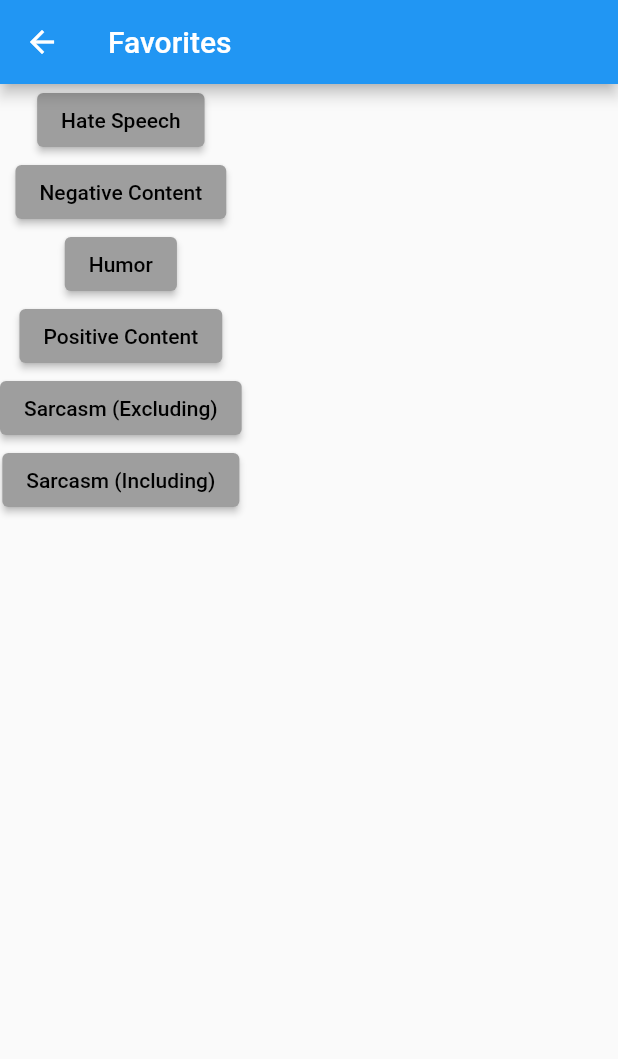
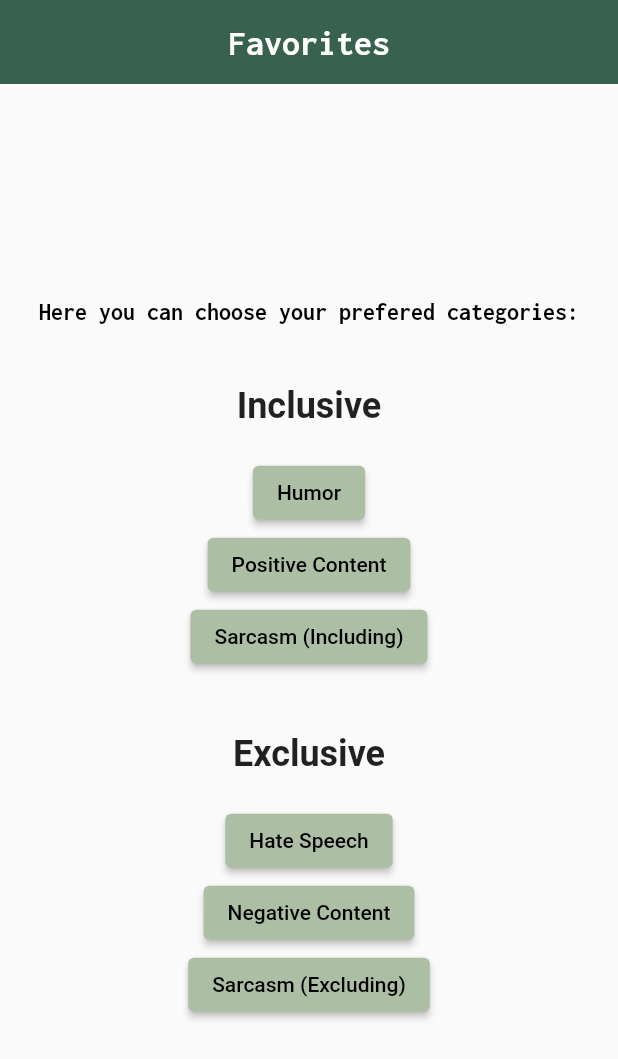
Before and after one commit to maria-raluca-st/filter101, a Flutter app: the FavoritesScreen screen opened directly, on a phone screen of 412 x 824 dp. Shown: the top 1059 px of the screen. Run offline on Flutter 3.47's test engine with Material 2 defaults, Android fonts, the phone set to English and light mode, and no system bars; our stand-ins replace bloc, firebase_auth, firebase_core, flutter_bloc, flutter_secure_storage, flutter_svg and 3 more; missing offline and left inert: tflite_flutter_helper_plus; accounts and stored records are empty; project files that could hold a hidden picture were left out.

Commit message:
added semi working favorites list for categories

```diff
--- a/lib/features/favorites/favorites_screen.dart
+++ b/lib/features/favorites/favorites_screen.dart
@@ -1,3 +1,5 @@
+import 'package:filter101/constants/colour.dart';
+import 'package:filter101/constants/text_style.dart';
 import 'package:filter101/network/secure_storage.dart';
 import 'package:flutter/material.dart';
 import 'package:flutter_secure_storage/flutter_secure_storage.dart';
@@ -22,15 +24,72 @@ class _FavoritesScreenState extends State<FavoritesScreen> {
   Widget build(BuildContext context) {
     return Scaffold(
       appBar: AppBar(
-        title: Text('Favorites'),
+        leading: SizedBox(),
+        title: Text(
+          'Favorites',
+          style: TextStyles.heading(
+            color: Colour.white,
+            fontSize: 24.0,
+            fontWeight: FontWeight.bold,
+          ),
+        ),
+        backgroundColor: Colour.hunterGreen,
+        centerTitle: true,
+        elevation: 0,
       ),
-      body: Column(
-        children: categoryLabels.keys.map((String key) {
-          return FavoriteButton(
-            label: categoryLabels[key]!,
-            storageKey: key,
-          );
-        }).toList(),
+      body: Center(
+        child: Column(
+          mainAxisAlignment: MainAxisAlignment.center,
+          children: [
+            Text(
+              'Here you can choose your prefered categories:',
+              style: TextStyles.heading(fontSize: 16),
+            ),
+            SizedBox(
+              height: 40,
+            ),
+            Text(
+              'Inclusive',
+              style: TextStyle(fontSize: 24, fontWeight: FontWeight.bold),
+            ),
+            SizedBox(height: 20),
+            Column(
+              children: categoryLabels.keys
+                  .where((key) =>
+                      key != 'hateSpeech' &&
+                      key != 'negativeContent' &&
+                      key != 'sarcasmExcluding')
+                  .map((String key) {
+                return FavoriteButton(
+                  label: categoryLabels[key]!,
+                  storageKey: key,
+                );
+              }).toList(),
+            ),
+            SizedBox(height: 40),
+            Text(
+              'Exclusive',
+              style: TextStyle(fontSize: 24, fontWeight: FontWeight.bold),
+            ),
+            SizedBox(height: 20),
+            Column(
+              children: [
+                FavoriteButton(
+                  label: categoryLabels['hateSpeech']!,
+                  storageKey: 'hateSpeech',
+                ),
+                FavoriteButton(
+                  label: categoryLabels['negativeContent']!,
+                  storageKey: 'negativeContent',
+                ),
+                FavoriteButton(
+                  label: categoryLabels['sarcasmExcluding']!,
+                  storageKey: 'sarcasmExcluding',
+                ),
+              ],
+            ),
+          ],
+        ),
       ),
     );
   }
@@ -85,7 +144,7 @@ class _FavoriteButtonState extends State<FavoriteButton> {
         ),
       ),
       style: ElevatedButton.styleFrom(
-        primary: _isFavorite ? Colors.blue : Colors.grey,
+        primary: _isFavorite ? Colour.hunterGreen : Colour.ashGray,
       ),
     );
   }
--- a/lib/features/search_screen/search_event.dart
+++ b/lib/features/search_screen/search_event.dart
@@ -3,7 +3,7 @@ part of 'search_bloc.dart';
 @freezed
 class SearchEvent with _$SearchEvent {
   const factory SearchEvent.fetchData(String subredditName) = FetchDataEvent;
-
+  const factory SearchEvent.fetchInitialData() = FetchInitialDataEvent;
   const factory SearchEvent.selectCategory({
     required String category,
     required bool selected,
```
Also changed, not shown: lib/features/home/presentation/page/home.dart (+65 -50 lines), lib/features/search_screen/search_bloc.dart (+20 -0 lines), lib/network/secure_storage.dart (+21 -0 lines), lib/features/search_screen/search_bloc.freezed.dart.
